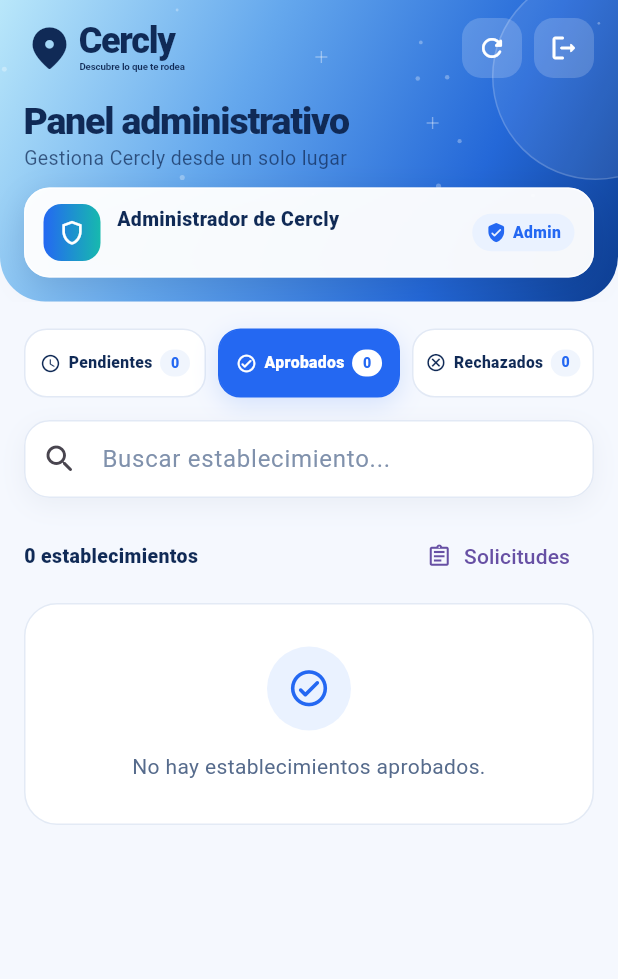
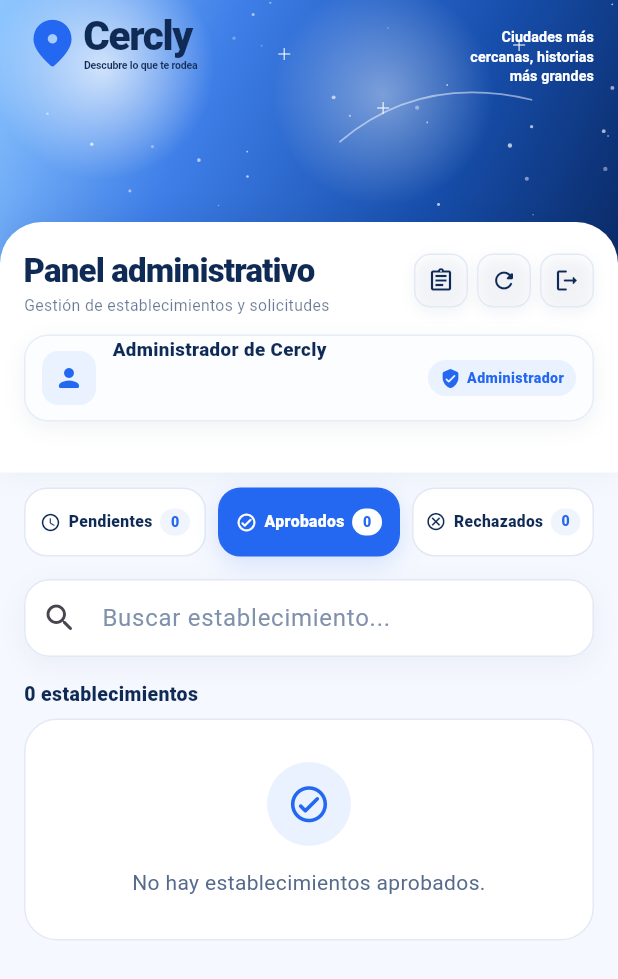
Before and after one commit to Anthony8724/Cercly, a Flutter app: the PanelAdministradorScreen screen opened directly, after a tap on "Aprobados", on a phone screen of 412 x 824 dp. Shown: the top 979 px of the screen. Run offline on Flutter 3.47's test engine with Material 3 defaults, Android fonts, the phone set to English and light mode, and no system bars; our stand-ins replace flutter_local_notifications, flutter_map, geolocator, image_picker, latlong2, supabase_flutter; accounts and stored records are empty; project files that could hold a hidden picture were left out.

Commit message:
style: replicar cabecera administrativa de referencia

```diff
--- a/lib/features/administracion/screens/panel_administrador_screen.dart
+++ b/lib/features/administracion/screens/panel_administrador_screen.dart
@@ -282,15 +282,28 @@
     return Tooltip(
       message: tooltip,
       child: Material(
-        color: Colors.white.withValues(alpha: 0.18),
-        borderRadius: BorderRadius.circular(13),
+        color: Colors.white,
+        borderRadius: BorderRadius.circular(11),
+        elevation: 0,
+        shadowColor: const Color(0x1A0A2A66),
         child: InkWell(
           onTap: onPressed,
-          borderRadius: BorderRadius.circular(13),
-          child: SizedBox(
-            width: 40,
-            height: 40,
-            child: Icon(icono, size: 20, color: Colors.white),
+          borderRadius: BorderRadius.circular(11),
+          child: Container(
+            width: 36,
+            height: 36,
+            decoration: BoxDecoration(
+              borderRadius: BorderRadius.circular(11),
+              border: Border.all(color: const Color(0xFFE4EAF5)),
+              boxShadow: const [
+                BoxShadow(
+                  color: Color(0x0F0A2A66),
+                  blurRadius: 8,
+                  offset: Offset(0, 3),
+                ),
+              ],
+            ),
+            child: Icon(icono, size: 18, color: _azulOscuro),
           ),
         ),
       ),
@@ -301,8 +314,8 @@
     return const Row(
       mainAxisSize: MainAxisSize.min,
       children: [
-        Icon(Icons.location_on_rounded, color: _azulOscuro, size: 34),
-        SizedBox(width: 3),
+        Icon(Icons.location_on_rounded, color: _azul, size: 38),
+        SizedBox(width: 2),
         Column(
           mainAxisSize: MainAxisSize.min,
           crossAxisAlignment: CrossAxisAlignment.start,
@@ -311,7 +324,7 @@
               'Cercly',
               style: TextStyle(
                 color: _azulOscuro,
-                fontSize: 24,
+                fontSize: 27,
                 height: 0.95,
                 fontWeight: FontWeight.w900,
                 letterSpacing: -0.9,
@@ -322,7 +335,7 @@
               'Descubre lo que te rodea',
               style: TextStyle(
                 color: _azulOscuro,
-                fontSize: 6.5,
+                fontSize: 7,
                 height: 1,
                 fontWeight: FontWeight.w700,
                 letterSpacing: -0.1,
@@ -335,59 +348,148 @@
   }
 
   Widget _cabecera(String correo) {
-    return Container(
+    return SizedBox(
+      height: 315,
+      child: Stack(
+        clipBehavior: Clip.none,
+        children: [
+          Positioned(
+            top: 0,
+            left: 0,
+            right: 0,
+            height: 175,
+            child: DecoratedBox(
               decoration: const BoxDecoration(
                 gradient: LinearGradient(
                   begin: Alignment.topLeft,
                   end: Alignment.bottomRight,
                   colors: [
-            Color(0xFFB9E7FA),
-            Color(0xFF65A8ED),
-            Color(0xFF2468D8),
-            Color(0xFF0C3D91),
+                    Color(0xFF8EC7FF),
+                    Color(0xFF3F7FE8),
+                    Color(0xFF174FAD),
+                    Color(0xFF0A2A66),
                   ],
-          stops: [0, 0.37, 0.74, 1],
+                  stops: [0, 0.33, 0.7, 1],
                 ),
-        borderRadius: BorderRadius.vertical(bottom: Radius.circular(30)),
               ),
               child: Stack(
                 children: [
-          const Positioned.fill(child: CustomPaint(painter: _StarPainter())),
+                  const Positioned.fill(
+                    child: CustomPaint(painter: _StarPainter()),
+                  ),
                   Positioned(
-            right: -54,
-            top: -18,
+                    left: -42,
+                    top: -30,
                     child: Container(
-              width: 138,
-              height: 138,
-              decoration: BoxDecoration(
-                shape: BoxShape.circle,
-                color: Colors.white.withValues(alpha: 0.08),
-                border: Border.all(color: Colors.white.withValues(alpha: 0.18)),
+                      width: 220,
+                      height: 150,
+                      decoration: const BoxDecoration(
+                        gradient: RadialGradient(
+                          colors: [Color(0xB3FFFFFF), Color(0x00FFFFFF)],
+                        ),
                       ),
                     ),
                   ),
                   SafeArea(
                     bottom: false,
                     child: Padding(
-              padding: const EdgeInsets.fromLTRB(16, 12, 16, 16),
+                      padding: const EdgeInsets.fromLTRB(16, 10, 16, 0),
+                      child: Row(
+                        crossAxisAlignment: CrossAxisAlignment.start,
+                        children: [
+                          Expanded(child: _marcaCercly()),
+                          const SizedBox(width: 12),
+                          const Padding(
+                            padding: EdgeInsets.only(top: 8),
+                            child: Text(
+                              'Ciudades más\ncercanas, historias\nmás grandes',
+                              textAlign: TextAlign.right,
+                              style: TextStyle(
+                                color: Colors.white,
+                                fontSize: 9.5,
+                                height: 1.35,
+                                fontWeight: FontWeight.w600,
+                                letterSpacing: 0.1,
+                              ),
+                            ),
+                          ),
+                        ],
+                      ),
+                    ),
+                  ),
+                ],
+              ),
+            ),
+          ),
+          Positioned(
+            top: 148,
+            left: 0,
+            right: 0,
+            bottom: 0,
+            child: Container(
+              padding: const EdgeInsets.fromLTRB(16, 21, 16, 14),
+              decoration: const BoxDecoration(
+                color: Colors.white,
+                borderRadius: BorderRadius.vertical(top: Radius.circular(28)),
+                boxShadow: [
+                  BoxShadow(
+                    color: Color(0x140A2A66),
+                    blurRadius: 18,
+                    offset: Offset(0, -3),
+                  ),
+                ],
+              ),
               child: Column(
                 crossAxisAlignment: CrossAxisAlignment.start,
-                mainAxisSize: MainAxisSize.min,
                 children: [
                   Row(
+                    crossAxisAlignment: CrossAxisAlignment.start,
                     children: [
                       Expanded(
-                        child: Align(
+                        child: Column(
+                          crossAxisAlignment: CrossAxisAlignment.start,
+                          children: [
+                            const FittedBox(
+                              fit: BoxFit.scaleDown,
                               alignment: Alignment.centerLeft,
-                          child: _marcaCercly(),
+                              child: Text(
+                                'Panel administrativo',
+                                style: TextStyle(
+                                  fontSize: 22,
+                                  fontWeight: FontWeight.w900,
+                                  color: _azulOscuro,
+                                  height: 1.05,
+                                  letterSpacing: -0.55,
                                 ),
                               ),
+                            ),
+                            const SizedBox(height: 5),
+                            Text(
+                              'Gestión de establecimientos y solicitudes',
+                              maxLines: 1,
+                              overflow: TextOverflow.ellipsis,
+                              style: TextStyle(
+                                fontSize: 10.5,
+                                height: 1.2,
+                                color: _azulOscuro.withValues(alpha: 0.62),
+                              ),
+                            ),
+                          ],
+                        ),
+                      ),
+                      const SizedBox(width: 10),
+                      _accionCabecera(
+                        icono: Icons.assignment_outlined,
+                        tooltip: 'Solicitudes',
+                        onPressed: _abrirSolicitudes,
+                      ),
+                      const SizedBox(width: 6),
                       _accionCabecera(
                         icono: Icons.refresh_rounded,
                         tooltip: 'Actualizar',
                         onPressed: _recargar,
                       ),
-                      const SizedBox(width: 8),
+                      const SizedBox(width: 6),
                       _accionCabecera(
                         icono: Icons.logout_rounded,
                         tooltip: 'Cerrar sesiÃ³n',
@@ -395,62 +497,36 @@
                       ),
                     ],
                   ),
-                  const SizedBox(height: 15),
-                  const Text(
-                    'Panel administrativo',
-                    style: TextStyle(
-                      fontSize: 25,
-                      fontWeight: FontWeight.w900,
-                      color: _azulOscuro,
-                      height: 1.05,
-                      letterSpacing: -0.8,
-                    ),
-                  ),
-                  const SizedBox(height: 4),
-                  Text(
-                    'Gestiona Cercly desde un solo lugar',
-                    style: TextStyle(
-                      fontSize: 13,
-                      height: 1.25,
-                      color: _azulOscuro.withValues(alpha: 0.74),
-                    ),
-                  ),
-                  const SizedBox(height: 12),
+                  const SizedBox(height: 13),
                   Container(
                     width: double.infinity,
-                    padding: const EdgeInsets.symmetric(
-                      horizontal: 12,
-                      vertical: 10,
-                    ),
+                    height: 58,
+                    padding: const EdgeInsets.symmetric(horizontal: 11),
                     decoration: BoxDecoration(
-                      color: Colors.white.withValues(alpha: 0.96),
-                      borderRadius: BorderRadius.circular(17),
-                      border: Border.all(
-                        color: Colors.white.withValues(alpha: 0.78),
-                      ),
+                      color: const Color(0xFFFBFDFF),
+                      borderRadius: BorderRadius.circular(16),
+                      border: Border.all(color: const Color(0xFFE7EDF7)),
                       boxShadow: const [
                         BoxShadow(
-                          color: Color(0x24071F48),
-                          blurRadius: 18,
-                          offset: Offset(0, 6),
+                          color: Color(0x100A2A66),
+                          blurRadius: 12,
+                          offset: Offset(0, 4),
                         ),
                       ],
                     ),
                     child: Row(
                       children: [
                         Container(
-                          width: 38,
-                          height: 38,
+                          width: 36,
+                          height: 36,
                           decoration: BoxDecoration(
-                            gradient: const LinearGradient(
-                              colors: [_azul, _turquesa],
-                            ),
-                            borderRadius: BorderRadius.circular(12),
+                            color: const Color(0xFFEAF2FF),
+                            borderRadius: BorderRadius.circular(11),
                           ),
                           child: const Icon(
-                            Icons.shield_outlined,
-                            color: Colors.white,
-                            size: 19,
+                            Icons.person_rounded,
+                            color: _azul,
+                            size: 20,
                           ),
                         ),
                         const SizedBox(width: 11),
@@ -465,7 +541,7 @@
                                 style: TextStyle(
                                   fontWeight: FontWeight.w900,
                                   color: _azulOscuro,
-                                  fontSize: 13,
+                                  fontSize: 12.5,
                                 ),
                               ),
                               const SizedBox(height: 2),
@@ -475,16 +551,18 @@
                                 overflow: TextOverflow.ellipsis,
                                 style: const TextStyle(
                                   color: Color(0xFF6B7D9B),
-                                  fontSize: 11,
+                                  fontSize: 9.5,
                                 ),
                               ),
                             ],
                           ),
                         ),
                         const SizedBox(width: 8),
-                        Container(
+                        ConstrainedBox(
+                          constraints: const BoxConstraints(maxWidth: 112),
+                          child: Container(
                             padding: const EdgeInsets.symmetric(
-                            horizontal: 9,
+                              horizontal: 8,
                               vertical: 5,
                             ),
                             decoration: BoxDecoration(
@@ -501,14 +579,15 @@
                                 ),
                                 SizedBox(width: 4),
                                 Text(
-                                'Admin',
+                                  'Administrador',
                                   style: TextStyle(
                                     color: _azul,
-                                  fontSize: 10.5,
+                                    fontSize: 9.5,
                                     fontWeight: FontWeight.w900,
                                   ),
                                 ),
                               ],
+                            ),
                           ),
                         ),
                       ],
@@ -879,7 +958,7 @@
           slivers: [
             SliverToBoxAdapter(child: _cabecera(correo)),
             SliverPadding(
-              padding: const EdgeInsets.fromLTRB(16, 18, 16, 36),
+              padding: const EdgeInsets.fromLTRB(16, 10, 16, 36),
               sliver: SliverToBoxAdapter(
                 child: FutureBuilder<List<EstablecimientoModel>>(
                   future: _establecimientosFuture,
@@ -924,27 +1003,13 @@
                         const SizedBox(height: 15),
                         _buscador(),
                         const SizedBox(height: 15),
-                        Row(
-                          children: [
-                            Expanded(
-                              child: Text(
+                        Text(
                           '${establecimientos.length} ${establecimientos.length == 1 ? 'establecimiento' : 'establecimientos'}',
                           style: const TextStyle(
                             fontWeight: FontWeight.w800,
                             color: _azulOscuro,
                             fontSize: 13,
                           ),
-                              ),
-                            ),
-                            TextButton.icon(
-                              onPressed: _abrirSolicitudes,
-                              icon: const Icon(
-                                Icons.assignment_outlined,
-                                size: 17,
-                              ),
-                              label: const Text('Solicitudes'),
-                            ),
-                          ],
                         ),
                         const SizedBox(height: 7),
                         if (establecimientos.isEmpty)
@@ -976,23 +1041,41 @@
 
   @override
   void paint(Canvas canvas, Size size) {
+    final resplandor = Paint()
+      ..shader = const RadialGradient(
+        colors: [Color(0x66FFFFFF), Color(0x00FFFFFF)],
+      ).createShader(
+        Rect.fromCircle(
+          center: Offset(size.width * 0.62, size.height * 0.36),
+          radius: 74,
+        ),
+      );
+    canvas.drawCircle(
+      Offset(size.width * 0.62, size.height * 0.36),
+      74,
+      resplandor,
+    );
+
     final random = math.Random(27);
-    final paint = Paint()..color = Colors.white.withValues(alpha: 0.30);
+    final paint = Paint();
 
-    for (var i = 0; i < 14; i++) {
+    for (var i = 0; i < 28; i++) {
       final x = random.nextDouble() * size.width;
-      final y = random.nextDouble() * size.height * 0.65;
-      final radio = 0.6 + random.nextDouble() * 1.1;
+      final y = random.nextDouble() * size.height * 0.82;
+      final intensidad = 0.25 + random.nextDouble() * 0.5;
+      final radio = 0.45 + random.nextDouble() * 1.05;
+      paint.color = Colors.white.withValues(alpha: intensidad);
       canvas.drawCircle(Offset(x, y), radio, paint);
     }
 
     final brillo = Paint()
-      ..color = Colors.white.withValues(alpha: 0.38)
-      ..strokeWidth = 0.9;
+      ..color = Colors.white.withValues(alpha: 0.72)
+      ..strokeWidth = 1;
 
     for (final punto in [
-      Offset(size.width * 0.52, 38),
-      Offset(size.width * 0.70, 82),
+      Offset(size.width * 0.46, 36),
+      Offset(size.width * 0.62, 72),
+      Offset(size.width * 0.84, 30),
     ]) {
       canvas.drawLine(
         Offset(punto.dx - 4, punto.dy),
@@ -1005,6 +1088,23 @@
         brillo,
       );
     }
+
+    final halo = Path()
+      ..moveTo(size.width * 0.55, size.height * 0.54)
+      ..quadraticBezierTo(
+        size.width * 0.68,
+        size.height * 0.28,
+        size.width * 0.86,
+        size.height * 0.38,
+      );
+    canvas.drawPath(
+      halo,
+      Paint()
+        ..color = Colors.white.withValues(alpha: 0.5)
+        ..style = PaintingStyle.stroke
+        ..strokeWidth = 1.15
+        ..strokeCap = StrokeCap.round,
+    );
   }
 
   @override
```
Lines whose indentation alone changed are shown as unchanged.
